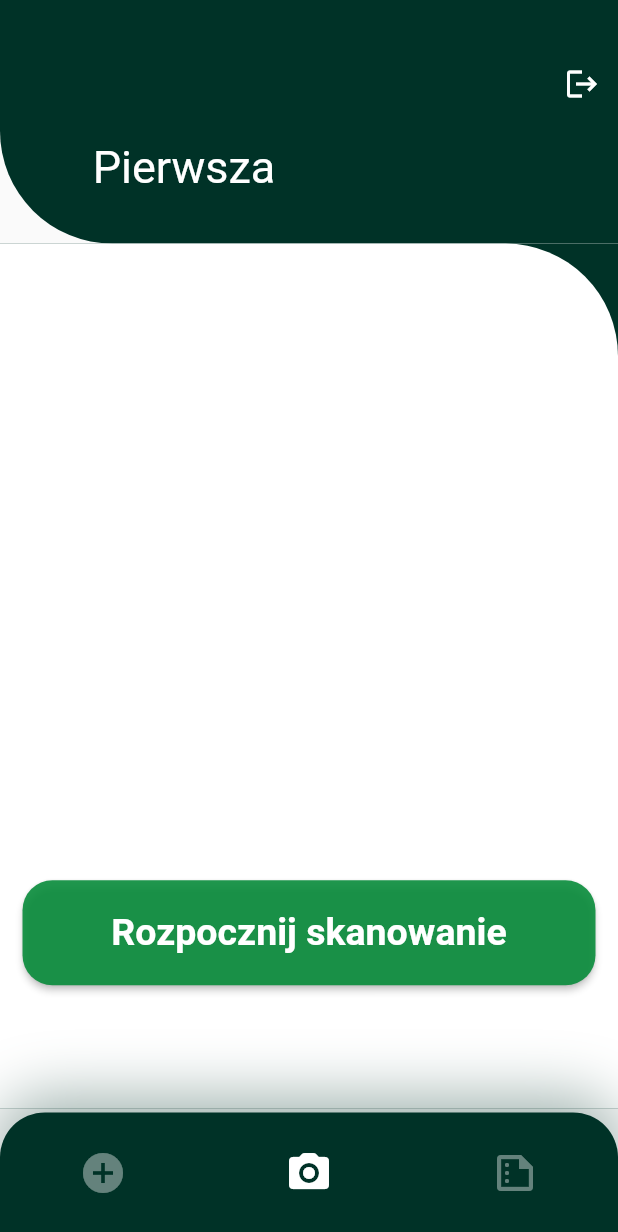
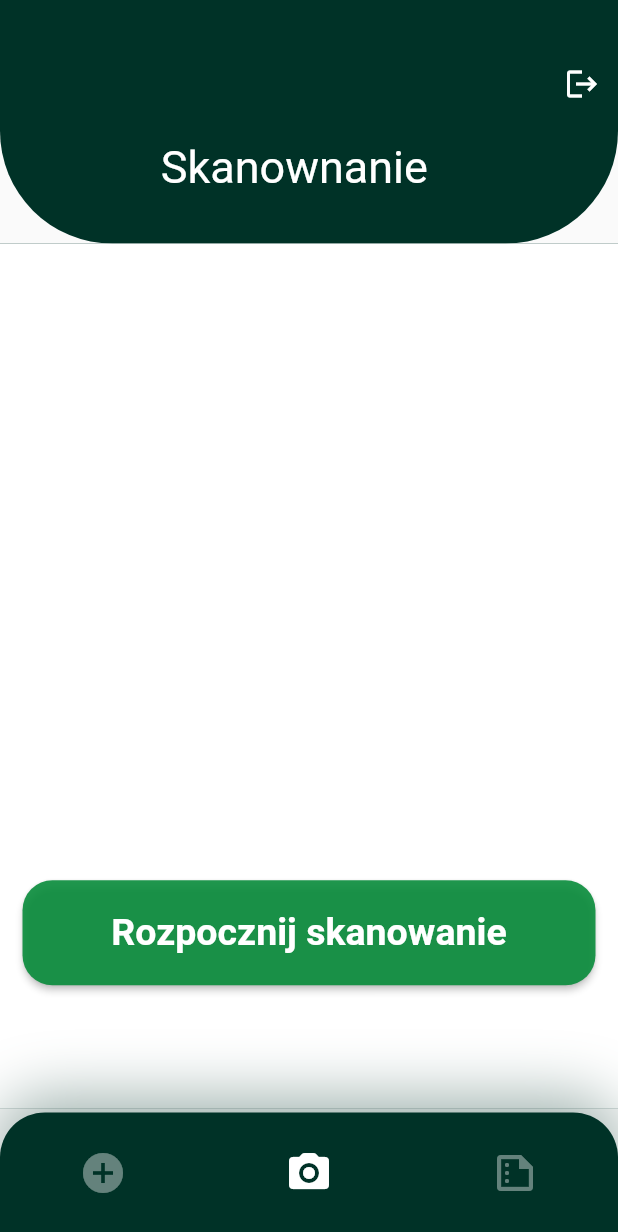
Before and after one commit to Lokinado/flutter_inventory_app, a Flutter app: the screen it shows once a user with an empty profile is signed in, on a phone screen of 412 x 824 dp. Shown: the top 1232 px of the screen. Run offline on Flutter 3.47's test engine with Material 2 defaults, Android fonts, the phone set to English and light mode, and no system bars; our stand-ins replace camera, firebase_auth, firebase_core; accounts and stored records are empty; Roboto replaces fonts that are missing (Montserrat).

Commit message:
Interface improvement
Ujednolicenie interfejsu między trzema różnymi stronami tak aby był on ładny dla użytkownika

```diff
--- a/lib/components/centerhomebody.dart
+++ b/lib/components/centerhomebody.dart
@@ -1,10 +1,16 @@
 import 'package:flutter/material.dart';
 import 'package:inventory_app/pages/scanner/scanner_page.dart';
+import 'package:inventory_app/components/topbodysection.dart';
 
 class CenterBodySection extends StatelessWidget {
-  const CenterBodySection({Key? key, required this.size}) : super(key: key);
+   CenterBodySection({Key? key,
+    required this.size,
+    required this.location})
+      : super(key: key);
 
   final Size size;
+  final Location location;
+  double roundness = 75;
 
   Widget buildCircle({required String text, required double top,
     required double right, required double width}) {
@@ -74,10 +80,13 @@ class CenterBodySection extends StatelessWidget {
       child: Container(
         width: size.width,
         height: size.height,
-        decoration: const BoxDecoration(
+        decoration: BoxDecoration(
           color: Colors.white,
           borderRadius: BorderRadius.only(
-            topRight: Radius.circular(75),
+            topRight: Radius.circular(
+                location == Location.right? roundness : 0),
+            topLeft: Radius.circular(
+                location == Location.left? roundness : 0),
           ),
         ),
         child: Stack(
--- a/lib/components/homebody.dart
+++ b/lib/components/homebody.dart
@@ -3,18 +3,24 @@ import 'package:inventory_app/components/centerhomebody.dart';
 import 'package:inventory_app/components/topbodysection.dart';
 
 class Body extends StatelessWidget {
-  const Body({super.key, required this.title, required this.size});
+  const Body({super.key,
+    required this.title,
+    required this.size,
+    required this.location
+  });
 
   final Size size;
   final String title;
+  final Location location;
 
   @override
   Widget build(BuildContext context){
     return SingleChildScrollView(
       child: Column(
         children: <Widget>[
-          TopBodySection(key: UniqueKey(), tekst: title,size: size),
-          CenterBodySection(key: UniqueKey(), size: size)
+          TopBodySection(key: UniqueKey(),
+            tekst: title,size: size, location: location,),
+          CenterBodySection(key: UniqueKey(), size: size, location: location,)
         ],
       ),
     );
--- a/lib/components/topbodysection.dart
+++ b/lib/components/topbodysection.dart
@@ -1,18 +1,42 @@
 import 'package:flutter/material.dart';
+
+enum Location { left, center, right }
+
 class TopBodySection extends StatelessWidget {
-  const TopBodySection({
+   TopBodySection({
     required Key key,
     required this.size,
     required this.tekst,
+    required this.location
   }) : super(key: key);
 
   final Size size;
   final String tekst;
+  final proportionalHeight = 0.1;
+  final Location location;
+  double roundness = 75;
 
-  final proportionalHeight = 0.1;
+  double leftRoundness = 0;
+  double rightRoundness = 0;
+  double proportion = 0.18;
 
   @override
   Widget build(BuildContext context){
+
+
+    //  Adjusting the top pannel depending on the screen
+    if (location == Location.center)
+    {
+      leftRoundness = roundness;
+      rightRoundness = roundness;
+      proportion = 0.26;
+    }
+    else if (location == Location.right)
+      { leftRoundness = roundness; }
+    else
+      { rightRoundness = roundness; }
+
+
     // It will provide us total height and width of our screen
     return SizedBox(
         height: size.height * proportionalHeight,
@@ -20,48 +44,31 @@ class TopBodySection extends StatelessWidget {
           children: [
             Container(
               padding:  EdgeInsets.only(
-                left: size.width*0.15,
+                left: size.width*proportion,
                 bottom: 20,
               ),
-
               height: size.height * proportionalHeight,
-              decoration: const BoxDecoration(
-                  //border: Border.all(width: 0),
+              decoration: BoxDecoration(
                 color: Color.fromRGBO(0, 50, 39, 1),
                 borderRadius: BorderRadius.only(
-                    bottomLeft: Radius.circular(75),
+                  //  Roundness is on the opposite site
+                  bottomRight: Radius.circular(rightRoundness),
+                  bottomLeft: Radius.circular(leftRoundness),
                 ),
 
               ),
               child: Row(
                 children: <Widget>[
                   Center( child:
-                  Text(tekst, style: TextStyle(fontSize: 30, color: Colors.white, fontFamily: 'Montserrat'),
-                  ),)
+                  Text(tekst, style: TextStyle(
+                      fontSize: 30,
+                      color: Colors.white,
+                      fontFamily: 'Montserrat',)
+                    ,)
+                    ,)
                 ],
               ),
             ),
-            /*Container(
-              color: const Color.fromRGBO(0, 50, 39, 1),
-
-              child: Positioned(
-                top: size.height*0.5,
-                left: 0,
-                child: Container(
-                  width: size.width,
-                  height: size.height * proportionalHeight,
-                    padding: const EdgeInsets.only(bottom: 0),
-                    margin: const EdgeInsets.only(bottom: 0),
-                    decoration: BoxDecoration(
-                      border: Border.all(width: 0.0, color: Colors.white),
-                      color: Colors.white,
-                      borderRadius: BorderRadius.only(
-                        topRight: Radius.circular(75),
-                      ),
-                    )
-                )
-              )
-            )*/
           ],
         )
     );
--- a/lib/pages/add_page.dart
+++ b/lib/pages/add_page.dart
@@ -1,4 +1,6 @@
 import 'package:flutter/material.dart';
+import 'package:inventory_app/components/homebody.dart';
+import 'package:inventory_app/components/topbodysection.dart';
 
 class AddPage extends StatefulWidget {
   @override
@@ -8,11 +10,7 @@ class AddPage extends StatefulWidget {
 class _AddPageState extends State<AddPage> {
   @override
   Widget build(BuildContext context) {
-    return Container(
-      color: Colors.green,
-      child: Center(
-        child: Text('Add Page'),
-      ),
-    );
+    final Size rozmiar = MediaQuery .of(context) .size;
+    return Scaffold(body: Body(title: "Dodawanie", size: rozmiar, location: Location.left,));
   }
 }
--- a/lib/pages/file_page.dart
+++ b/lib/pages/file_page.dart
@@ -1,4 +1,6 @@
 import 'package:flutter/material.dart';
+import 'package:inventory_app/components/homebody.dart';
+import 'package:inventory_app/components/topbodysection.dart';
 
 class FilePage extends StatefulWidget {
   @override
@@ -8,11 +10,8 @@ class FilePage extends StatefulWidget {
 class _FilePageState extends State<FilePage> {
   @override
   Widget build(BuildContext context) {
-    return Container(
-      color: Colors.green,
-      child: Center(
-        child: Text('Third Page'),
-      ),
-    );
+    final Size rozmiar = MediaQuery .of(context) .size;
+    return Scaffold(body: Body(
+        title: "Dokumenty", size: rozmiar, location: Location.right,));
   }
 }
--- a/lib/pages/scanner/scan_place_pick.dart
+++ b/lib/pages/scanner/scan_place_pick.dart
@@ -1,5 +1,6 @@
 import 'package:flutter/material.dart';
 import 'package:inventory_app/components/homebody.dart';
+import 'package:inventory_app/components/topbodysection.dart';
 
 class WyborMiejsca extends StatefulWidget {
   @override
@@ -11,7 +12,8 @@ class _WyborMiejscaState extends State<WyborMiejsca> {
   @override
   Widget build(BuildContext context) {
     final Size rozmiar = MediaQuery .of(context) .size;
-    return Scaffold(body: Body(title: "Pierwsza", size: rozmiar));
+    return Scaffold(body: Body(
+        title: "Skanownanie", size: rozmiar, location: Location.center));
   }
 
 }
```
